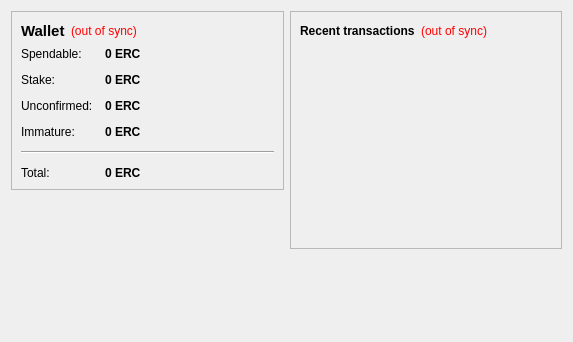
Qt form src/qt/forms/overviewpage.ui (EuropecoinEUORG/EuropecoinV2) before a commit.
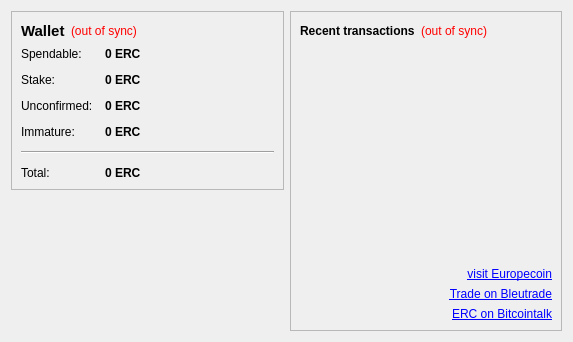
The same form after that commit. Icons and pictures are not drawn.

Diff of the .ui file:
```diff
--- a/src/qt/forms/overviewpage.ui
+++ b/src/qt/forms/overviewpage.ui
@@ -351,23 +351,54 @@
           </property>
          </widget>
         </item>
+
+
+           <item>
+            <widget class="QLabel" name="visitwebsite">
+             <property name="text">
+              <string>&lt;a href=&quot;http://europecoin.eu.org&quot;&gt;visit Europecoin&lt;/a&gt;</string>
+             </property>
+             <property name="alignment">
+              <set>Qt::AlignRight|Qt::AlignTrailing|Qt::AlignVCenter</set>
+             </property>
+             <property name="openExternalLinks">
+              <bool>true</bool>
+             </property>
+             <property name="textInteractionFlags">
+              <set>Qt::LinksAccessibleByMouse</set>
+             </property>
+            </widget>
+           </item>
+           <item>
+            <widget class="QLabel" name="tradeonbittrex">
+             <property name="text">
+              <string>&lt;a href=&quot;https://bleutrade.com/exchange/ERC/BTC&quot;&gt;Trade on Bleutrade&lt;/a&gt;</string>
+             </property>
+             <property name="alignment">
+              <set>Qt::AlignRight|Qt::AlignTrailing|Qt::AlignVCenter</set>
+             </property>
+             <property name="openExternalLinks">
+              <bool>true</bool>
+             </property>
+            </widget>
+           </item>
+           <item>
+            <widget class="QLabel" name="btctalk">
+             <property name="text">
+              <string>&lt;a href=&quot;https://bitcointalk.org/index.php?topic=901605&quot;&gt;ERC on Bitcointalk&lt;/a&gt;</string>
+             </property>
+             <property name="alignment">
+              <set>Qt::AlignRight|Qt::AlignTrailing|Qt::AlignVCenter</set>
+             </property>
+             <property name="openExternalLinks">
+              <bool>true</bool>
+             </property>
+            </widget>
+           </item>
+          </layout>
+         </widget>
+        </item>
        </layout>
-      </widget>
-     </item>
-     <item>
-      <spacer name="verticalSpacer_2">
-       <property name="orientation">
-        <enum>Qt::Vertical</enum>
-       </property>
-       <property name="sizeHint" stdset="0">
-        <size>
-         <width>20</width>
-         <height>40</height>
-        </size>
-       </property>
-      </spacer>
-     </item>
-    </layout>
    </item>
   </layout>
  </widget>
```
